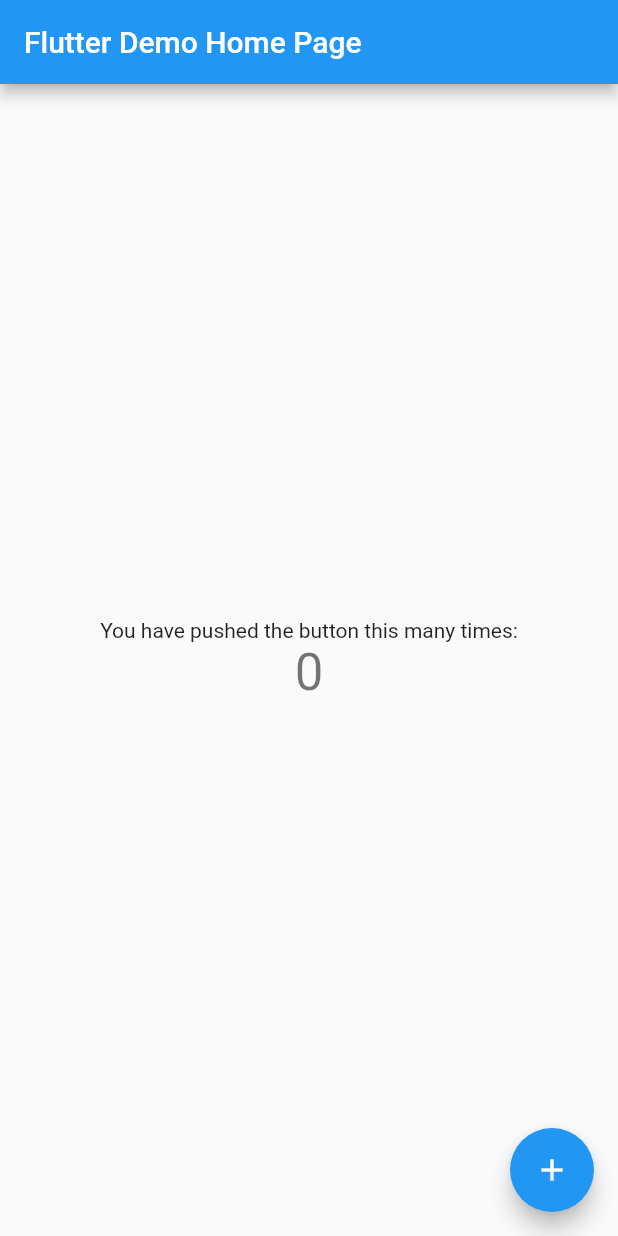
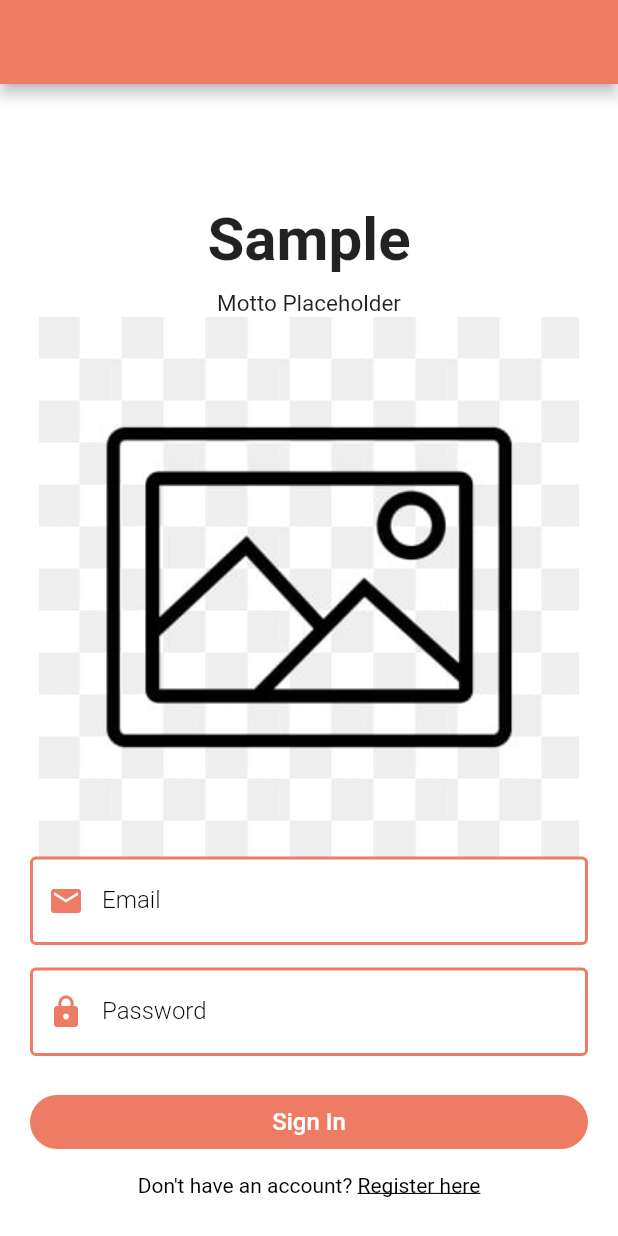
Before and after one commit to justinw1107/SampleApp, a Flutter app: the screen it shows after launch, on a phone screen of 412 x 824 dp. Run offline on Flutter 3.47's test engine with Material 2 defaults, Android fonts, the phone set to English and light mode, and no system bars; our stand-ins replace cloud_firestore, firebase_auth, firebase_core, shared_preferences; accounts and stored records are empty.

Commit message:
created login

```diff
--- /dev/null
+++ b/lib/helper/helper_function.dart
@@ -0,0 +1,40 @@
+import 'package:shared_preferences/shared_preferences.dart';
+
+class HelperFunctions {
+  //keys
+  static String userLoggedInKey = "LOGGEDINKEY";
+  static String userNameKey = "USERNAMEKEY";
+  static String userEmailKey = "USEREMAILKEY";
+
+  //saving the data to SF
+  static Future<bool> saveUserLoggedInStatus(bool isUserLoggedIn) async {
+    SharedPreferences sf = await SharedPreferences.getInstance();
+    return await sf.setBool(userLoggedInKey, isUserLoggedIn);
+  }
+
+  static Future<bool> saveUserNameSF(String userName) async {
+    SharedPreferences sf = await SharedPreferences.getInstance();
+    return await sf.setString(userNameKey, userName);
+  }
+
+  static Future<bool> saveUserEmailSF(String userEmail) async {
+    SharedPreferences sf = await SharedPreferences.getInstance();
+    return await sf.setString(userEmailKey, userEmail);
+  }
+
+  //getting the data from SF
+  static Future<bool?> getUserLoggedInStatus() async {
+    SharedPreferences sf = await SharedPreferences.getInstance();
+    return sf.getBool(userLoggedInKey);
+  }
+
+  static Future<String?> getUserEmailFromSF() async {
+    SharedPreferences sf = await SharedPreferences.getInstance();
+    return sf.getString(userEmailKey);
+  }
+
+  static Future<String?> getUserNameFromSF() async {
+    SharedPreferences sf = await SharedPreferences.getInstance();
+    return sf.getString(userNameKey);
+  }
+}
--- a/lib/main.dart
+++ b/lib/main.dart
@@ -1,115 +1,64 @@
+import 'package:firebase_core/firebase_core.dart';
 import 'package:flutter/material.dart';
+import 'package:flutter/foundation.dart';
+import 'package:sampleapp/helper/helper_function.dart';
+import 'package:sampleapp/pages/auth/login_page.dart';
+import 'package:sampleapp/pages/home_page.dart';
+import 'package:sampleapp/shared/constants.dart';
 
-void main() {
+void main() async {
+  WidgetsFlutterBinding.ensureInitialized();
+
+  if (kIsWeb) {
+    // run the initialization for web
+    await Firebase.initializeApp(
+        options: FirebaseOptions(
+            apiKey: Constants.apiKey,
+            appId: Constants.appId,
+            messagingSenderId: Constants.messagingSenderId,
+            projectId: Constants.projectId));
+  } else {
+    //run the initialization for iOS, Android
+    await Firebase.initializeApp();
+  }
+
   runApp(const MyApp());
 }
 
-class MyApp extends StatelessWidget {
+class MyApp extends StatefulWidget {
   const MyApp({super.key});
 
-  // This widget is the root of your application.
   @override
-  Widget build(BuildContext context) {
-    return MaterialApp(
-      title: 'Flutter Demo',
-      theme: ThemeData(
-        // This is the theme of your application.
-        //
-        // Try running your application with "flutter run". You'll see the
-        // application has a blue toolbar. Then, without quitting the app, try
-        // changing the primarySwatch below to Colors.green and then invoke
-        // "hot reload" (press "r" in the console where you ran "flutter run",
-        // or simply save your changes to "hot reload" in a Flutter IDE).
-        // Notice that the counter didn't reset back to zero; the application
-        // is not restarted.
-        primarySwatch: Colors.blue,
-      ),
-      home: const MyHomePage(title: 'Flutter Demo Home Page'),
-    );
-  }
+  State<MyApp> createState() => _MyAppState();
 }
 
-class MyHomePage extends StatefulWidget {
-  const MyHomePage({super.key, required this.title});
-
-  // This widget is the home page of your application. It is stateful, meaning
-  // that it has a State object (defined below) that contains fields that affect
-  // how it looks.
-
-  // This class is the configuration for the state. It holds the values (in this
-  // case the title) provided by the parent (in this case the App widget) and
-  // used by the build method of the State. Fields in a Widget subclass are
-  // always marked "final".
-
-  final String title;
+class _MyAppState extends State<MyApp> {
+  bool _isSignedIn = false;
 
   @override
-  State<MyHomePage> createState() => _MyHomePageState();
-}
+  void initState() {
+    super.initState();
+    getUserLoggedInStatus();
+  }
 
-class _MyHomePageState extends State<MyHomePage> {
-  int _counter = 0;
-
-  void _incrementCounter() {
-    setState(() {
-      // This call to setState tells the Flutter framework that something has
-      // changed in this State, which causes it to rerun the build method below
-      // so that the display can reflect the updated values. If we changed
-      // _counter without calling setState(), then the build method would not be
-      // called again, and so nothing would appear to happen.
-      _counter++;
+  getUserLoggedInStatus() async {
+    await HelperFunctions.getUserLoggedInStatus().then((value) {
+      if (value != null) {
+        setState(() {
+          _isSignedIn = value;
+        });
+      }
     });
   }
 
   @override
   Widget build(BuildContext context) {
-    // This method is rerun every time setState is called, for instance as done
-    // by the _incrementCounter method above.
-    //
-    // The Flutter framework has been optimized to make rerunning build methods
-    // fast, so that you can just rebuild anything that needs updating rather
-    // than having to individually change instances of widgets.
-    return Scaffold(
-      appBar: AppBar(
-        // Here we take the value from the MyHomePage object that was created by
-        // the App.build method, and use it to set our appbar title.
-        title: Text(widget.title),
-      ),
-      body: Center(
-        // Center is a layout widget. It takes a single child and positions it
-        // in the middle of the parent.
-        child: Column(
-          // Column is also a layout widget. It takes a list of children and
-          // arranges them vertically. By default, it sizes itself to fit its
-          // children horizontally, and tries to be as tall as its parent.
-          //
-          // Invoke "debug painting" (press "p" in the console, choose the
-          // "Toggle Debug Paint" action from the Flutter Inspector in Android
-          // Studio, or the "Toggle Debug Paint" command in Visual Studio Code)
-          // to see the wireframe for each widget.
-          //
-          // Column has various properties to control how it sizes itself and
-          // how it positions its children. Here we use mainAxisAlignment to
-          // center the children vertically; the main axis here is the vertical
-          // axis because Columns are vertical (the cross axis would be
-          // horizontal).
-          mainAxisAlignment: MainAxisAlignment.center,
-          children: <Widget>[
-            const Text(
-              'You have pushed the button this many times:',
-            ),
-            Text(
-              '$_counter',
-              style: Theme.of(context).textTheme.headline4,
-            ),
-          ],
-        ),
-      ),
-      floatingActionButton: FloatingActionButton(
-        onPressed: _incrementCounter,
-        tooltip: 'Increment',
-        child: const Icon(Icons.add),
-      ), // This trailing comma makes auto-formatting nicer for build methods.
+    return MaterialApp(
+      theme: ThemeData(
+          primaryColor: Constants().primaryColor,
+          scaffoldBackgroundColor: Colors.white),
+      debugShowCheckedModeBanner: false,
+      home: _isSignedIn ? const HomePage() : const LoginPage(),
     );
   }
 }
--- /dev/null
+++ b/lib/pages/auth/login_page.dart
@@ -0,0 +1,171 @@
+import 'package:cloud_firestore/cloud_firestore.dart';
+import 'package:firebase_auth/firebase_auth.dart';
+import 'package:flutter/gestures.dart';
+import 'package:flutter/material.dart';
+import 'package:sampleapp/helper/helper_function.dart';
+import 'package:sampleapp/pages/auth/register_page.dart';
+import 'package:sampleapp/pages/home_page.dart';
+import 'package:sampleapp/service/auth_service.dart';
+import 'package:sampleapp/service/database_service.dart';
+import 'package:sampleapp/widgets/widgets.dart';
+
+class LoginPage extends StatefulWidget {
+  const LoginPage({super.key});
+
+  @override
+  State<LoginPage> createState() => _LoginPageState();
+}
+
+class _LoginPageState extends State<LoginPage> {
+  final formKey = GlobalKey<FormState>();
+  String email = "";
+  String password = "";
+  bool _isLoading = false;
+  AuthService authService = AuthService();
+  @override
+  Widget build(BuildContext context) {
+    return Scaffold(
+      appBar: AppBar(
+        backgroundColor: Theme.of(context).primaryColor,
+      ),
+      body: _isLoading
+          ? Center(
+              child: CircularProgressIndicator(
+                  color: Theme.of(context).primaryColor),
+            )
+          : SingleChildScrollView(
+              child: Padding(
+                padding:
+                    const EdgeInsets.symmetric(horizontal: 20, vertical: 80),
+                child: Form(
+                  key: formKey,
+                  child: Column(
+                    mainAxisAlignment: MainAxisAlignment.center,
+                    crossAxisAlignment: CrossAxisAlignment.center,
+                    children: <Widget>[
+                      const Text(
+                        "Sample",
+                        style: TextStyle(
+                            fontSize: 40, fontWeight: FontWeight.bold),
+                      ),
+                      const SizedBox(height: 10),
+                      const Text("Motto Placeholder",
+                          style: TextStyle(
+                              fontSize: 15, fontWeight: FontWeight.w400)),
+                      Image.asset("assets/placeholder.png"),
+                      TextFormField(
+                        decoration: textInputDecoration.copyWith(
+                            labelText: "Email",
+                            prefixIcon: Icon(
+                              Icons.email,
+                              color: Theme.of(context).primaryColor,
+                            )),
+                        onChanged: (val) {
+                          setState(() {
+                            email = val;
+                          });
+                        },
+
+                        //check validation
+                        validator: (val) {
+                          return RegExp(
+                                      r"^[a-zA-Z0-9.a-zA-Z0-9.!#$%&'*+-/=?^_`{|}~]+@[a-zA-Z0-9]+\.[a-zA-Z]+")
+                                  .hasMatch(val!)
+                              ? null
+                              : "Please enter a valid email";
+                        },
+                      ),
+                      const SizedBox(height: 15),
+                      TextFormField(
+                        obscureText: true,
+                        decoration: textInputDecoration.copyWith(
+                            labelText: "Password",
+                            prefixIcon: Icon(
+                              Icons.lock,
+                              color: Theme.of(context).primaryColor,
+                            )),
+                        validator: (val) {
+                          if (val!.length < 6) {
+                            return "Password must be at least 6 characters";
+                          } else {
+                            return null;
+                          }
+                        },
+                        onChanged: (val) {
+                          setState(() {
+                            password = val;
+                          });
+                        },
+                      ),
+                      const SizedBox(height: 20),
+                      SizedBox(
+                        width: double.infinity,
+                        child: ElevatedButton(
+                          style: ElevatedButton.styleFrom(
+                              backgroundColor: Theme.of(context).primaryColor,
+                              elevation: 0,
+                              shape: RoundedRectangleBorder(
+                                  borderRadius: BorderRadius.circular(30))),
+                          child: const Text(
+                            "Sign In",
+                            style: TextStyle(color: Colors.white, fontSize: 16),
+                          ),
+                          onPressed: () {
+                            login();
+                          },
+                        ),
+                      ),
+                      const SizedBox(
+                        height: 10,
+                      ),
+                      Text.rich(TextSpan(
+                        text: "Don't have an account? ",
+                        style:
+                            const TextStyle(color: Colors.black, fontSize: 14),
+                        children: <TextSpan>[
+                          TextSpan(
+                              text: "Register here",
+                              style: const TextStyle(
+                                  color: Colors.black,
+                                  decoration: TextDecoration.underline),
+                              recognizer: TapGestureRecognizer()
+                                ..onTap = () {
+                                  nextScreen(context, const RegisterPage());
+                                })
+                        ],
+                      ))
+                    ],
+                  ),
+                ),
+              ),
+            ),
+    );
+  }
+
+  login() async {
+    if (formKey.currentState!.validate()) {
+      setState(() {
+        _isLoading = true;
+      });
+      await authService
+          .loginWithUserNameandPassword(email, password)
+          .then((value) async {
+        if (value == true) {
+          QuerySnapshot snapshot =
+              await DatabaseService(uid: FirebaseAuth.instance.currentUser!.uid)
+                  .gettingUserData(email);
+          // saving the values to our shared preferences
+          await HelperFunctions.saveUserLoggedInStatus(true);
+          await HelperFunctions.saveUserEmailSF(email);
+          await HelperFunctions.saveUserNameSF(snapshot.docs[0]['fullName']);
+          nextScreenReplace(context, const HomePage());
+        } else {
+          showSnackbar(context, Colors.red, value);
+          setState(() {
+            _isLoading = false;
+          });
+        }
+      });
+    }
+  }
+}
--- /dev/null
+++ b/lib/service/database_service.dart
@@ -0,0 +1,30 @@
+import 'package:cloud_firestore/cloud_firestore.dart';
+
+class DatabaseService {
+  final String? uid;
+  DatabaseService({this.uid});
+
+  // reference for our collections
+  final CollectionReference userCollection =
+      FirebaseFirestore.instance.collection("users");
+  final CollectionReference groupCollection =
+      FirebaseFirestore.instance.collection("groups");
+
+  // saving the userdata
+  Future savingUserData(String fullName, String email) async {
+    return await userCollection.doc(uid).set({
+      "fullName": fullName,
+      "email": email,
+      "groups": [],
+      "profilePic": "",
+      "uid": uid,
+    });
+  }
+
+  // getting user data
+  Future gettingUserData(String email) async {
+    QuerySnapshot snapshot =
+        await userCollection.where("email", isEqualTo: email).get();
+    return snapshot;
+  }
+}
--- /dev/null
+++ b/lib/shared/constants.dart
@@ -0,0 +1,9 @@
+import 'package:flutter/animation.dart';
+
+class Constants {
+  static String appId = "1:310326778349:web:0b64baa4b667ef473defe4";
+  static String apiKey = "AIzaSyC4N8Nzt2nun5WoxY6h6tNUBYo1b7SnTKk";
+  static String messagingSenderId = "310326778349";
+  static String projectId = "sampleapp-981f1";
+  final primaryColor = const Color(0xFFee7b64);
+}
--- /dev/null
+++ b/lib/widgets/widgets.dart
@@ -0,0 +1,41 @@
+import 'package:flutter/material.dart';
+
+const textInputDecoration = InputDecoration(
+  labelStyle: TextStyle(color: Colors.black, fontWeight: FontWeight.w300),
+  focusedBorder: OutlineInputBorder(
+    borderSide: BorderSide(color: Color(0xFFee7b64), width: 2),
+  ),
+  enabledBorder: OutlineInputBorder(
+    borderSide: BorderSide(color: Color(0xFFee7b64), width: 2),
+  ),
+  errorBorder: OutlineInputBorder(
+    borderSide: BorderSide(color: Color(0xFFee7b64), width: 2),
+  ),
+);
+
+void nextScreen(context, page) {
+  Navigator.push(context, MaterialPageRoute(builder: (context) => page));
+}
+
+void nextScreenReplace(context, page) {
+  Navigator.pushReplacement(
+      context, MaterialPageRoute(builder: (context) => page));
+}
+
+void showSnackbar(context, color, message) {
+  ScaffoldMessenger.of(context).showSnackBar(
+    SnackBar(
+      content: Text(
+        message,
+        style: const TextStyle(fontSize: 14),
+      ),
+      backgroundColor: color,
+      duration: const Duration(seconds: 2),
+      action: SnackBarAction(
+        label: "OK",
+        onPressed: () {},
+        textColor: Colors.white,
+      ),
+    ),
+  );
+}
```
Also changed, not shown: lib/pages/auth/register_page.dart (added, +191 -0 lines), lib/pages/home_page.dart (added, +38 -0 lines), lib/pages/search_page.dart (added, +15 -0 lines), lib/service/auth_service.dart (added, +52 -0 lines), pubspec.yaml (+9 -14 lines), assets/placeholder.png (added), pubspec.lock, 3 other files.
